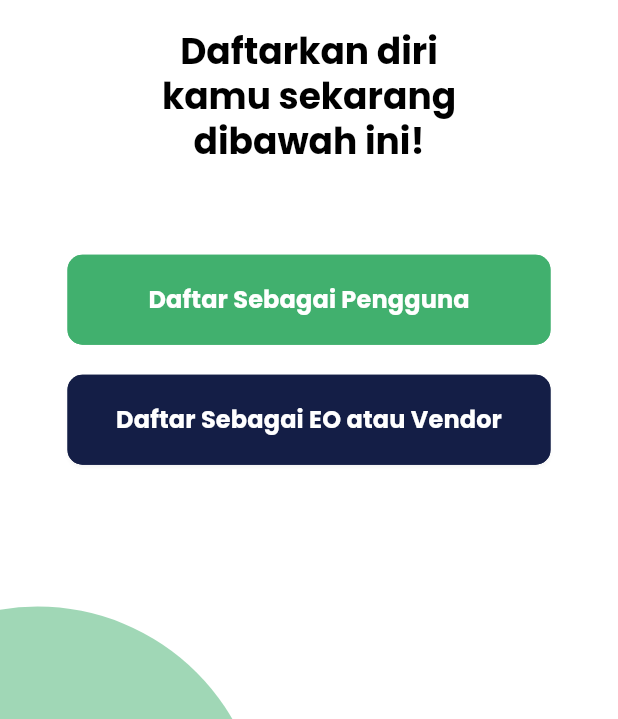
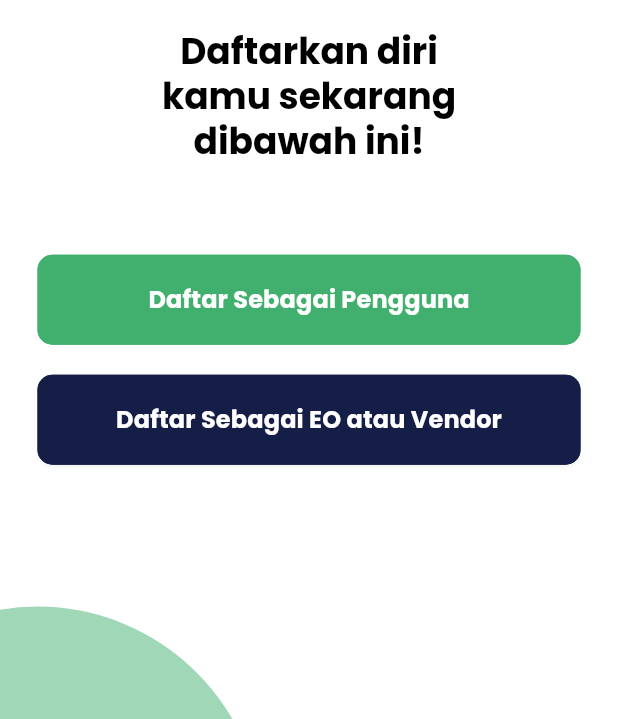
Before and after one commit to sammmms/eocout_flutter, a Flutter app: the AuthenticationPage screen opened directly, on a phone screen of 412 x 824 dp, the part 517-1236 px from its top. Run offline on Flutter 3.47's test engine with Material 3 defaults, Android fonts, the phone set to English and light mode, and no system bars; our stand-ins replace flutter_svg, pinput, rxdart.

Commit message:
fix: remove padding on authentication page

```diff
--- a/lib/features/authentication/authentication_page.dart
+++ b/lib/features/authentication/authentication_page.dart
@@ -13,9 +13,7 @@ class AuthenticationPage extends StatelessWidget {
   Widget build(BuildContext context) {
     return Scaffold(
       body: MyBackground(
-        body: Padding(
-          padding: const EdgeInsets.symmetric(horizontal: 20.0),
-          child: Center(
+        body: Center(
             child: Column(
               mainAxisAlignment: MainAxisAlignment.center,
               children: [
```
